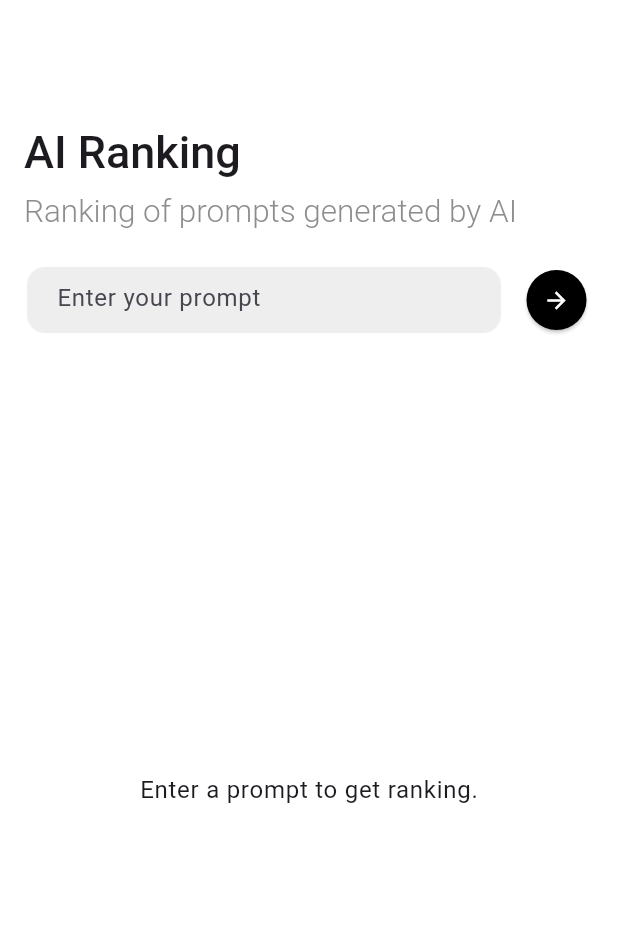
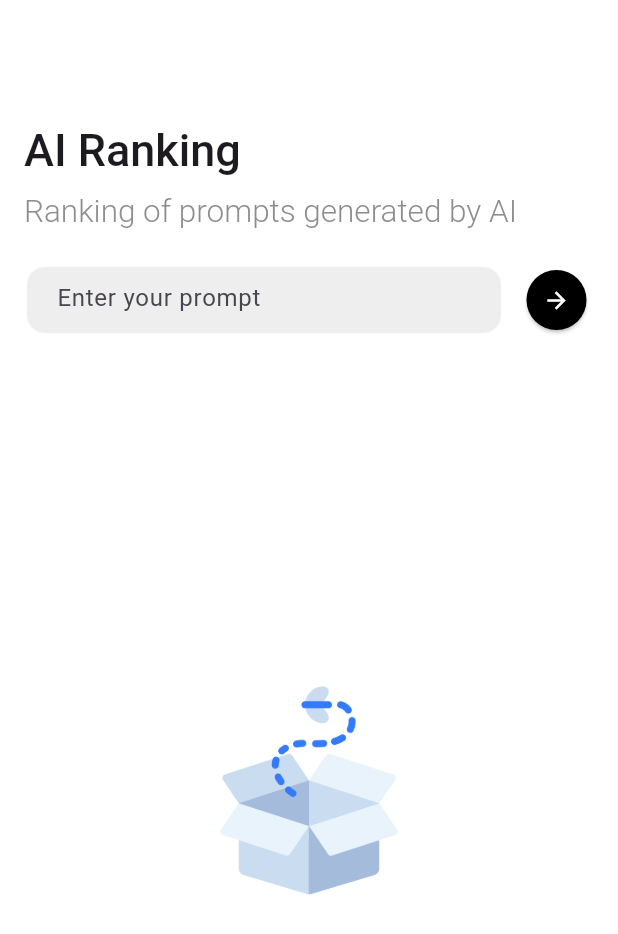
Before and after one commit to senenpalanca/ranking, a Flutter app: the screen it shows after launch, on a phone screen of 412 x 824 dp. Shown: the top 934 px of the screen. Run offline on Flutter 3.47's test engine with Material 3 defaults, Android fonts, the phone set to English and light mode, and no system bars; our stand-ins replace flutter_bloc.

Commit message:
Refactor ranking repository to decode UTF-8 content, update asset path in pubspec.yaml, enhance shimmer effect with animation, and replace prompt text with an image in ranking page

```diff
--- a/lib/features/ranking/data/ranking_repository.dart
+++ b/lib/features/ranking/data/ranking_repository.dart
@@ -1,3 +1,5 @@
+import 'dart:convert';
+
 import '../../../core/network/api_client.dart';
 
 class RankingRepository {
@@ -37,6 +39,6 @@ class RankingRepository {
     final responseData = await apiClient.post(endpoint, requestBody);
     // For OpenAI, `choices[0].message.content` holds the main text output.
     final content = responseData['choices'][0]['message']['content'];
-    return content;
+    return utf8.decode(content.codeUnits);
   }
 }
--- a/lib/features/ranking/domain/get_ranking_use_case.dart
+++ b/lib/features/ranking/domain/get_ranking_use_case.dart
@@ -10,7 +10,6 @@ class GetRankingUseCase {
 
   Future<List<RankingItem>> execute(String prompt) async {
     final responseText = await _repository.getRanking(prompt);
-    print(responseText);
     return _parseResponse(responseText);
   }
 
--- a/lib/features/ranking/ui/screens/ranking_page.dart
+++ b/lib/features/ranking/ui/screens/ranking_page.dart
@@ -77,8 +77,7 @@ class _RankingViewState extends State<_RankingView> {
                                 fontWeight: FontWeight.w500,
                               ),
                             ),
-                            ...[
-                            const SizedBox(height: 5),
+                            const SizedBox(height: 6),
                             Opacity(
                               opacity: fadeValue,
                               child: Text(
@@ -90,7 +89,6 @@ class _RankingViewState extends State<_RankingView> {
                                 ),
                               ),
                             ),
-                            ]
                           ],
                         ),
                       ),
@@ -117,9 +115,10 @@ class _RankingViewState extends State<_RankingView> {
                     return SliverFillRemaining(
                       hasScrollBody: false,
                       child: Center(
-                        child: Text(
-                          'Enter a prompt to get ranking.',
-                          style: Theme.of(context).textTheme.bodyLarge,
+                        child: Image.asset(
+                          'assets/images/empty_box.png',
+                          width: 150,
+                          height: 150,
                         ),
                       ),
                     );
--- a/pubspec.yaml
+++ b/pubspec.yaml
@@ -61,9 +61,8 @@ flutter:
   uses-material-design: true
 
   # To add assets to your application, add an assets section, like this:
-  # assets:
-  #   - images/a_dot_burr.jpeg
-  #   - images/a_dot_ham.jpeg
+  assets:
+   - assets/images/
 
   # An image asset can refer to one or more resolution-specific "variants", see
   # https://flutter.dev/assets-and-images/#resolution-aware
```
Also changed, not shown: lib/features/ranking/ui/widgets/shimmer_sliver.dart (+33 -10 lines), assets/images/empty_box.png (added).
